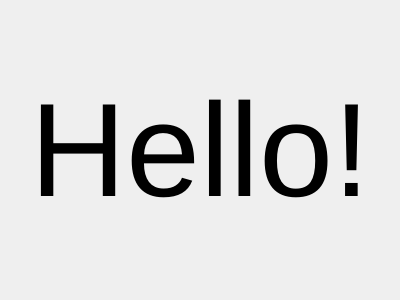
Before: the Qt Designer form CyberFleet/ClientGUI/ui/portarea.ui in ibicdlcod/GuoMuoRuoProject, drawn with Qt 5.
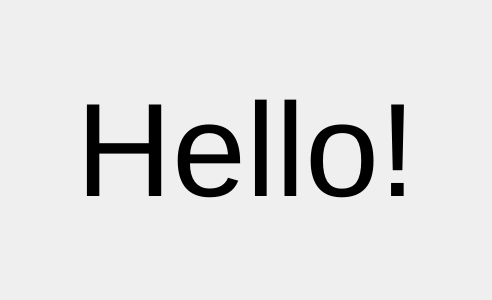
After: the same form once the commit is applied.

Diff of the .ui file:
```diff
--- a/CyberFleet/ClientGUI/ui/portarea.ui
+++ b/CyberFleet/ClientGUI/ui/portarea.ui
@@ -9,7 +9,7 @@
    <rect>
     <x>0</x>
     <y>0</y>
-    <width>400</width>
+    <width>492</width>
     <height>300</height>
    </rect>
   </property>
```
